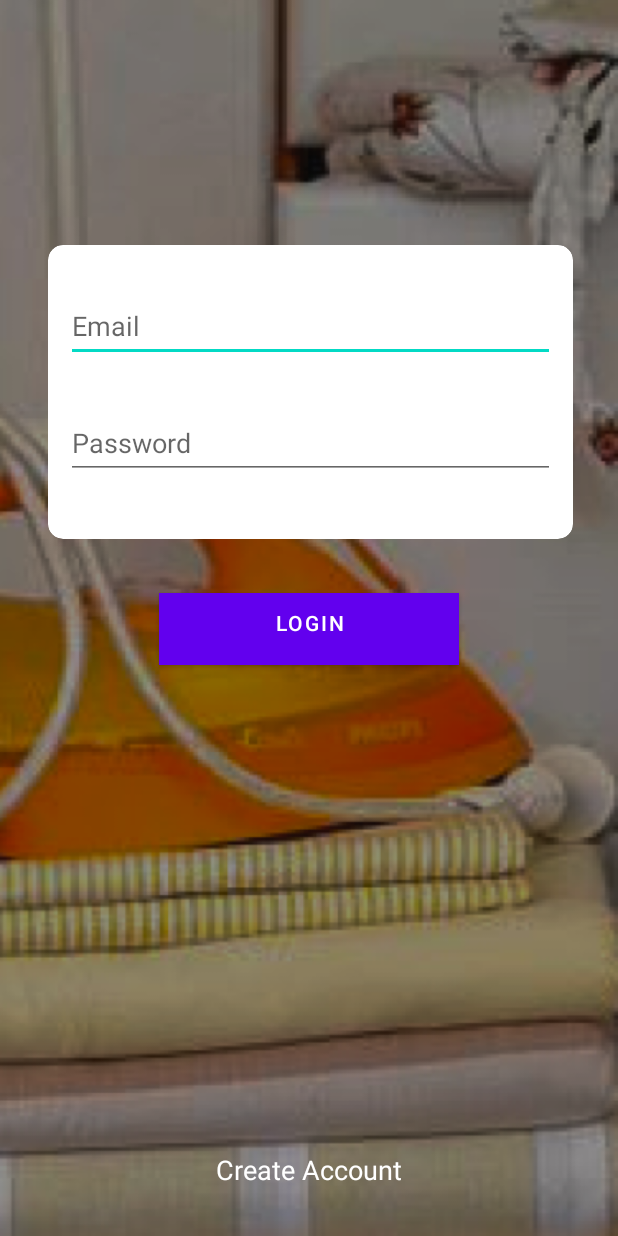
After one commit to alexistdev/elaundry, an Android app: the Login screen opened directly, with no data from a screen before it, on a phone screen of 412 x 824 dp. The commit adds this screen. Run offline under Robolectric (Android 15) with nearby library versions, the phone set to English and light mode, and no system bars.

Commit message:
Login layout

```diff
--- a/Android-App/app/src/main/AndroidManifest.xml
+++ b/Android-App/app/src/main/AndroidManifest.xml
@@ -17,6 +17,14 @@
         android:supportsRtl="true"
         android:theme="@style/Theme.Elaundryapps"
         tools:targetApi="31">
+        <activity
+            android:name=".ui.Login"
+            android:parentActivityName=".ui.Welcome"
+            android:exported="false">
+            <meta-data
+                android:name="android.app.lib_name"
+                android:value="" />
+        </activity>
         <activity
             android:name=".MainActivity"
             android:exported="false">
--- /dev/null
+++ b/Android-App/app/src/main/java/com/coder/elaundry_apps/ui/Login.java
@@ -0,0 +1,16 @@
+package com.coder.elaundry_apps.ui;
+
+import androidx.appcompat.app.AppCompatActivity;
+
+import android.os.Bundle;
+
+import com.coder.elaundry_apps.R;
+
+public class Login extends AppCompatActivity {
+
+    @Override
+    protected void onCreate(Bundle savedInstanceState) {
+        super.onCreate(savedInstanceState);
+        setContentView(R.layout.activity_login);
+    }
+}
--- a/Android-App/app/src/main/java/com/coder/elaundry_apps/ui/Welcome.java
+++ b/Android-App/app/src/main/java/com/coder/elaundry_apps/ui/Welcome.java
@@ -2,9 +2,14 @@ package com.coder.elaundry_apps.ui;
 
 import androidx.appcompat.app.AppCompatActivity;
 
+import android.content.Intent;
 import android.os.Bundle;
 
+import com.coder.elaundry_apps.MainActivity;
 import com.coder.elaundry_apps.R;
+
+import java.util.Timer;
+import java.util.TimerTask;
 
 public class Welcome extends AppCompatActivity {
 
@@ -12,5 +17,17 @@ public class Welcome extends AppCompatActivity {
     protected void onCreate(Bundle savedInstanceState) {
         super.onCreate(savedInstanceState);
         setContentView(R.layout.activity_welcome);
+
+        int timeout = 3000;
+        Timer timer = new Timer();
+        timer.schedule(new TimerTask() {
+
+            @Override
+            public void run() {
+                finish();
+                Intent homepage = new Intent(Welcome.this, Login.class);
+                startActivity(homepage);
+            }
+        }, timeout);
     }
 }
--- /dev/null
+++ b/Android-App/app/src/main/res/layout/activity_login.xml
@@ -0,0 +1,83 @@
+<?xml version="1.0" encoding="utf-8"?>
+<androidx.constraintlayout.widget.ConstraintLayout xmlns:android="http://schemas.android.com/apk/res/android"
+    xmlns:app="http://schemas.android.com/apk/res-auto"
+    xmlns:tools="http://schemas.android.com/tools"
+    android:layout_width="match_parent"
+    android:layout_height="match_parent"
+    android:background="@drawable/bg_login"
+    tools:context=".ui.Login">
+
+    <androidx.cardview.widget.CardView
+        android:id="@+id/cardView"
+        android:layout_width="350sp"
+        android:layout_height="wrap_content"
+        android:layout_marginStart="31dp"
+        android:layout_marginTop="163dp"
+        android:layout_marginEnd="30dp"
+        app:cardCornerRadius="10dp"
+        app:layout_constraintEnd_toEndOf="parent"
+        app:layout_constraintStart_toStartOf="parent"
+        app:layout_constraintTop_toTopOf="parent">
+
+        <LinearLayout
+            android:layout_width="match_parent"
+            android:layout_height="wrap_content"
+            android:orientation="vertical">
+
+            <EditText
+                android:id="@+id/txt_email"
+                android:layout_width="match_parent"
+                android:layout_height="wrap_content"
+                android:layout_marginStart="12sp"
+                android:layout_marginTop="30dp"
+                android:layout_marginEnd="12sp"
+                android:autofillHints="emailAddress"
+                android:hint="@string/login1"
+                android:inputType="textEmailAddress"
+                android:minHeight="48dp" />
+
+            <EditText
+                android:id="@+id/txt_password"
+                android:layout_width="match_parent"
+                android:layout_height="wrap_content"
+                android:layout_marginStart="12sp"
+                android:layout_marginTop="30dp"
+                android:layout_marginEnd="12sp"
+                android:layout_marginBottom="40sp"
+                android:autofillHints="emailAddress"
+                android:hint="@string/login2"
+                android:inputType="textPassword"
+                android:minHeight="48dp" />
+
+        </LinearLayout>
+
+
+    </androidx.cardview.widget.CardView>
+
+    <Button
+        android:id="@+id/btn_login"
+        android:layout_width="200dp"
+        android:layout_height="wrap_content"
+        android:layout_marginTop="36dp"
+        android:background="@color/bg_front"
+        android:text="@string/login3"
+        app:layout_constraintEnd_toEndOf="parent"
+        app:layout_constraintStart_toStartOf="parent"
+        android:gravity="center_horizontal"
+        app:layout_constraintTop_toBottomOf="@+id/cardView" />
+
+    <TextView
+        android:id="@+id/txt_daftar"
+        android:layout_width="wrap_content"
+        android:layout_height="wrap_content"
+        android:layout_marginBottom="32dp"
+        android:gravity="center"
+        android:text="@string/login4"
+        android:textColor="@color/white"
+        android:textSize="18sp"
+        app:layout_constraintBottom_toBottomOf="parent"
+        app:layout_constraintEnd_toEndOf="parent"
+        app:layout_constraintHorizontal_bias="0.498"
+        app:layout_constraintStart_toStartOf="parent" />
+
+</androidx.constraintlayout.widget.ConstraintLayout>
--- a/Android-App/app/src/main/res/values/strings.xml
+++ b/Android-App/app/src/main/res/values/strings.xml
@@ -1,8 +1,14 @@
 <resources>
     <string name="app_name">elaundry-apps</string>
+    <string name="imageContent">ElaundryApps</string>
     <!-- SplashScreen -->
     <string name="splash1">ElaundryApps</string>
     <string name="splash2">Elaundry v.1.0</string>
     <string name="splash3">Kami jemput dan Antarkan</string>
     <string name="splash4">Cucian Anda</string>
+    <!-- Login -->
+    <string name="login1">Email</string>
+    <string name="login2">Password</string>
+    <string name="login3">LOGIN</string>
+    <string name="login4">Create Account</string>
 </resources>
```
Also changed, not shown: Android-App/app/src/main/res/drawable/bg_login.png (added).
